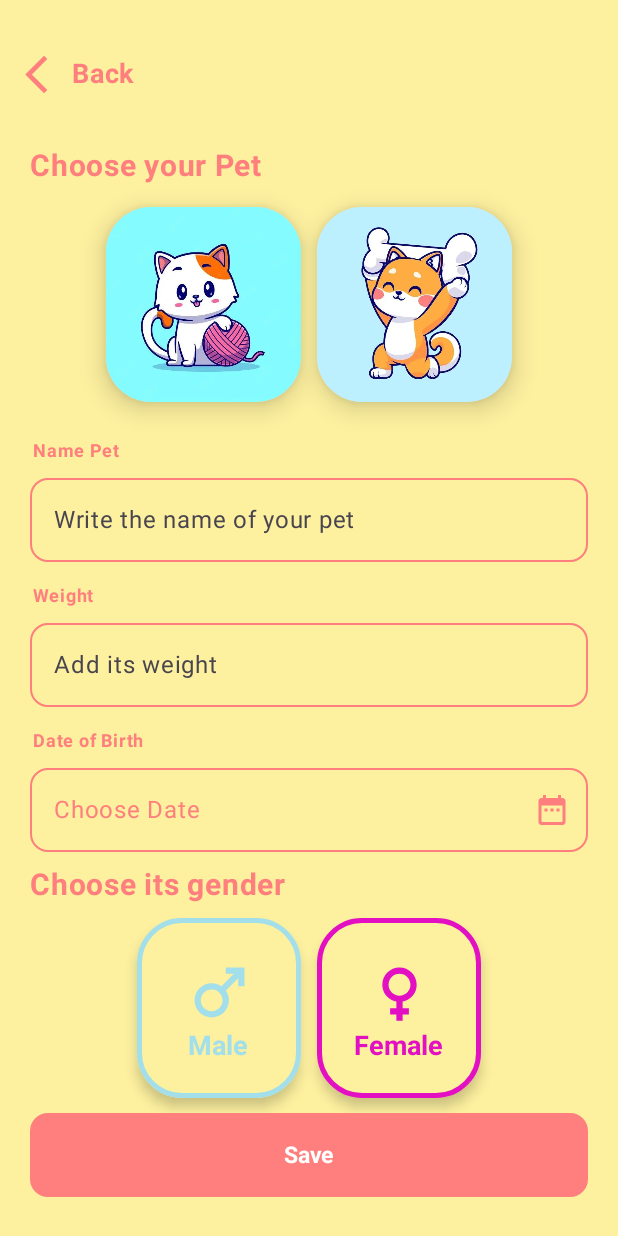
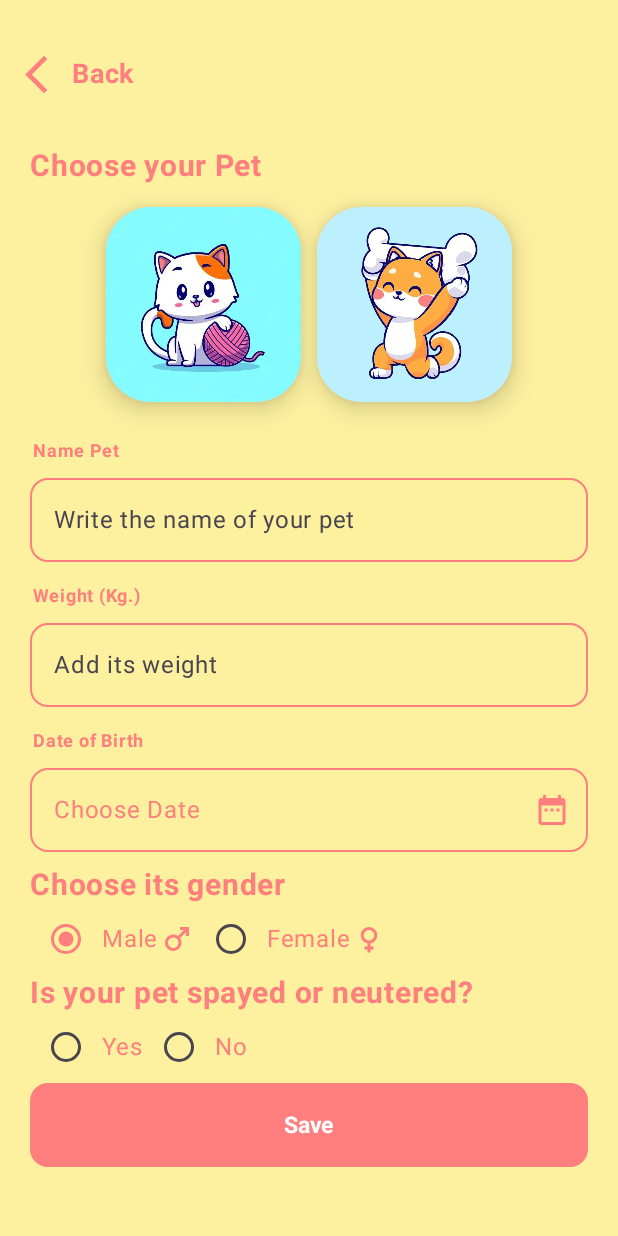
Before and after one commit to lany033/PetGuardian, an Android app built with Jetpack Compose: the AddNewPetScreen screen opened through its navigation route, on a phone screen of 412 x 824 dp. Run offline under Robolectric (Android 15) with nearby library versions, the phone set to English and light mode, and no system bars; our stand-ins replace Firebase (no records; nobody signed in at launch, a user with empty details on screens opened directly), accompanist.

Commit message:
adding radio buttons options

```diff
--- a/app/src/main/java/com/lab/petguardian/ui/screens/AddNewPetScreen.kt
+++ b/app/src/main/java/com/lab/petguardian/ui/screens/AddNewPetScreen.kt
@@ -2,6 +2,7 @@ package com.lab.petguardian.ui.screens
 
 import android.content.res.Configuration
 import android.os.Build
+import android.widget.Toast
 
 import androidx.annotation.DrawableRes
 import androidx.annotation.RequiresApi
@@ -20,6 +21,8 @@ import androidx.compose.foundation.layout.offset
 import androidx.compose.foundation.layout.padding
 import androidx.compose.foundation.layout.size
 import androidx.compose.foundation.lazy.LazyColumn
+import androidx.compose.foundation.selection.selectable
+import androidx.compose.foundation.selection.selectableGroup
 import androidx.compose.foundation.shape.RoundedCornerShape
 import androidx.compose.foundation.text.KeyboardOptions
 import androidx.compose.material.icons.Icons
@@ -37,6 +40,7 @@ import androidx.compose.material3.Icon
 import androidx.compose.material3.IconButton
 import androidx.compose.material3.MaterialTheme
 import androidx.compose.material3.OutlinedTextField
+import androidx.compose.material3.RadioButton
 import androidx.compose.material3.Scaffold
 import androidx.compose.material3.Text
 import androidx.compose.material3.TextField
@@ -53,8 +57,11 @@ import androidx.compose.ui.draw.shadow
 import androidx.compose.ui.graphics.Brush
 import androidx.compose.ui.graphics.Color
 import androidx.compose.ui.layout.ContentScale
+import androidx.compose.ui.platform.LocalContext
 import androidx.compose.ui.res.painterResource
+import androidx.compose.ui.semantics.Role
 import androidx.compose.ui.text.font.FontWeight
+import androidx.compose.ui.text.input.KeyboardType
 import androidx.compose.ui.text.style.TextAlign
 import androidx.compose.ui.tooling.preview.Preview
 import androidx.compose.ui.unit.dp
@@ -80,11 +87,15 @@ import java.text.SimpleDateFormat
 @OptIn(ExperimentalMaterial3Api::class)
 @Composable
 fun AddNewPetScreen() {
+    val context = LocalContext.current
     var namePet by remember { mutableStateOf("") }
     var weight by remember { mutableStateOf("") }
     var showCheckCat by remember { mutableStateOf(false) }
     var showCheckDog by remember { mutableStateOf(false) }
-
+    val radioButtonGenderOptions = listOf("Male", "Female")
+    val (selectedGenderOption, onOptionSelectedGender) = remember { mutableStateOf(radioButtonGenderOptions[0]) }
+    val radioButtonNeuteredOptions = listOf("Yes", "No")
+    val (selectedNeuteredOption, onOptionSelectedNeutered) = remember { mutableStateOf(radioButtonGenderOptions[0]) }
     Scaffold(topBar = {
         CommonBackButton(onClickBackButton = {})
     }) { padding ->
@@ -130,10 +141,11 @@ fun AddNewPetScreen() {
                 )
                 CommonTextFieldWithTextAbove(
                     modifier = Modifier.padding(vertical = 5.dp),
-                    textAbove = "Weight",
+                    textAbove = "Weight (Kg.)",
                     placeholderText = "Add its weight",
                     value = weight,
-                    onValueChange = { weight = it }
+                    onValueChange = { weight = it },
+                    keyboardOptions = KeyboardOptions(keyboardType = KeyboardType.Number)
                 )
                 Text(
                     modifier = Modifier.padding(start = 2.dp, bottom = 6.dp, top = 5.dp),
@@ -145,30 +157,54 @@ fun AddNewPetScreen() {
                 DatePickerDocked()
                 CommonTextTitle(title = "Choose its gender")
                 Row(
-                    modifier = Modifier
-                        .fillMaxWidth()
-                        .padding(horizontal = 20.dp, vertical = 10.dp),
-                    horizontalArrangement = Arrangement.Center,
+                    modifier = Modifier.selectableGroup(),
                     verticalAlignment = Alignment.CenterVertically
                 ) {
-                    CommonSelectorButtomItem(
-                        text = "Male",
-                        onClickAddPet = { /*TODO*/ },
-                        icon = Icons.Default.Male,
-                        color = Charlotte,
-                        modifier = Modifier
-                            .size(120.dp)
-                            .padding(horizontal = 5.dp)
-                    )
-                    CommonSelectorButtomItem(
-                        text = "Female",
-                        onClickAddPet = { /*TODO*/ },
-                        icon = Icons.Default.Female,
-                        color = ShockingPink,
-                        modifier = Modifier
-                            .size(120.dp)
-                            .padding(horizontal = 5.dp)
-                    )
+                    radioButtonGenderOptions.forEach { text ->
+                        Row(
+                            modifier = Modifier.selectable(
+                                selected = (text == selectedGenderOption),
+                                onClick = { onOptionSelectedGender(text) },
+                                role = Role.RadioButton
+                            ),
+                            verticalAlignment = Alignment.CenterVertically
+                        ) {
+                            RadioButton(
+                                selected = (text == selectedGenderOption),
+                                onClick = {
+                                    onOptionSelectedGender(text)
+                                    Toast.makeText(context, text, Toast.LENGTH_SHORT).show()
+                                }
+                            )
+                            Text(text = text)
+                            Icon(imageVector = if (text == "Male") Icons.Default.Male else Icons.Default.Female, contentDescription = "gender" )
+                        }
+                    }
+                }
+                CommonTextTitle(title = "Is your pet spayed or neutered?")
+                Row(
+                    modifier = Modifier.selectableGroup(),
+                    verticalAlignment = Alignment.CenterVertically
+                ) {
+                    radioButtonNeuteredOptions.forEach { text ->
+                        Row(
+                            modifier = Modifier.selectable(
+                                selected = (text == selectedNeuteredOption),
+                                onClick = { onOptionSelectedNeutered(text) },
+                                role = Role.RadioButton
+                            ),
+                            verticalAlignment = Alignment.CenterVertically
+                        ) {
+                            RadioButton(
+                                selected = (text == selectedNeuteredOption),
+                                onClick = {
+                                    onOptionSelectedNeutered(text)
+                                    Toast.makeText(context, text, Toast.LENGTH_SHORT).show()
+                                }
+                            )
+                            Text(text = text)
+                        }
+                    }
                 }
                 CommonButton(onClick = { /*TODO*/ }, text = "Save")
             }
@@ -223,7 +259,8 @@ fun CommonCardImageChoosePet(
                             text = pet,
                             fontSize = 20.sp,
                             fontWeight = FontWeight.Bold,
-                            color = Color.White)
+                            color = Color.White
+                        )
                     }
                 }
             }
```
